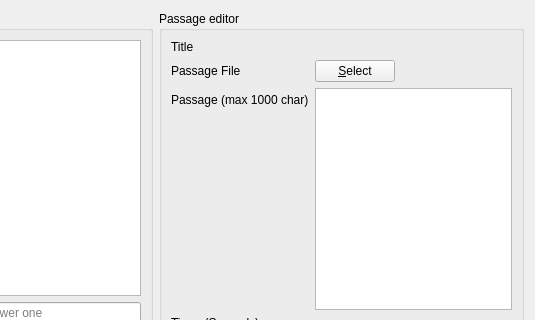
Old version of the form src/templates/comprehension/comprehensioneditor.ui in the repository BuildmLearn/BuildmLearn-Toolkit; both pictures show x 131 to 666 and y 0 to 320 of the 666 by 532 pixel window.
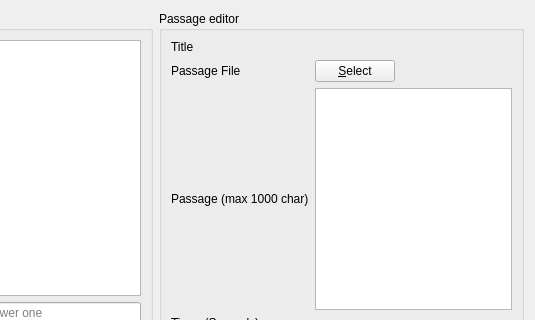
New version of the form. Custom widgets are drawn as their Qt base class.

Commit message: Fix some user interface

The edit to the form file:
```diff
--- a/src/templates/comprehension/comprehensioneditor.ui
+++ b/src/templates/comprehension/comprehensioneditor.ui
@@ -155,7 +155,7 @@
      <property name="title">
       <string>Passage editor</string>
      </property>
-     <layout class="QFormLayout" name="formLayout_3">
+     <layout class="QGridLayout" name="gridLayout_3">
       <item row="0" column="0">
        <widget class="QLabel" name="label_10">
         <property name="text">
```
The commit also changes 1 other file.
